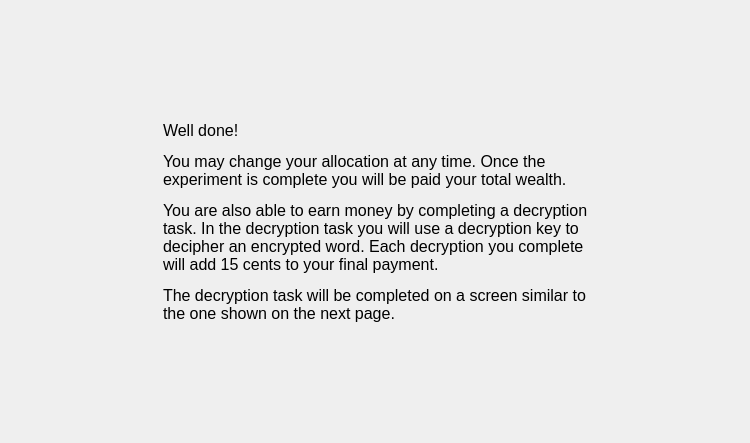
This is MarketSimulation/instructionscreen4.ui in dwattttt/marketsim as Qt 5 draws it before an edit. The edited form follows.
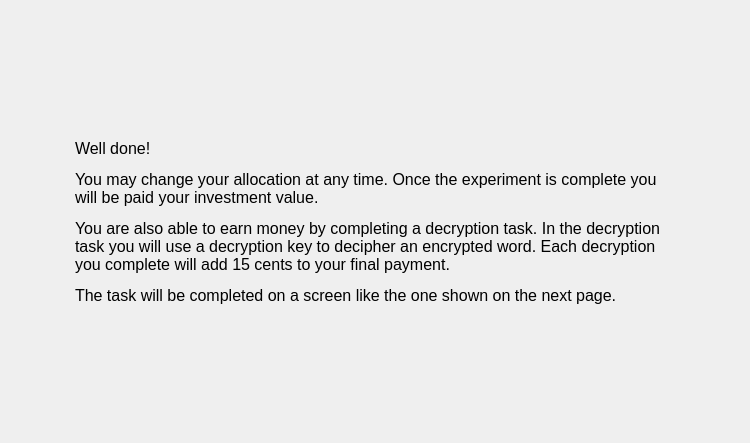
This is the edited form.

Commit message: Completed all of the easy required changes from Digsy  * Screen 2 text  * Screen 3 text, centering  * Screen 5 text, centering  * Screen 6 text, centering  * Screen 7 text  * Screen 8 text  * Screen 9 text  * Screen 10 text  * Screen 12 text  * Initial allocation - added axis, prevent next until allocation submitted, text, centering  * Block decryption test once one round completed  * Rename total wealth to investment value  * Relocate wealth and time labels along bottom  * Add encrypted/decrypted labels to decryption widget  * Added final score screen

```diff
--- a/MarketSimulation/instructionscreen4.ui
+++ b/MarketSimulation/instructionscreen4.ui
@@ -50,13 +50,19 @@
          <verstretch>0</verstretch>
         </sizepolicy>
        </property>
+       <property name="minimumSize">
+        <size>
+         <width>600</width>
+         <height>0</height>
+        </size>
+       </property>
        <property name="font">
         <font>
          <pointsize>12</pointsize>
         </font>
        </property>
        <property name="text">
-        <string>&lt;html&gt;&lt;head/&gt;&lt;body&gt;&lt;p&gt;Well done!&lt;/p&gt;&lt;p&gt;You may change your allocation at any time. Once the experiment is complete you will be paid your total wealth. &lt;/p&gt;&lt;p&gt;You are also able to earn money by completing a decryption task. In the decryption task you will use a decryption key to decipher an encrypted word. Each decryption you complete will add 15 cents to your final payment.&lt;/p&gt;&lt;p&gt;The decryption task will be completed on a screen similar to the one shown on the next page. &lt;/p&gt;&lt;/body&gt;&lt;/html&gt;</string>
+        <string>&lt;html&gt;&lt;head/&gt;&lt;body&gt;&lt;p&gt;Well done!&lt;/p&gt;&lt;p&gt;You may change your allocation at any time. Once the experiment is complete you will be paid your investment value. &lt;/p&gt;&lt;p&gt;You are also able to earn money by completing a decryption task. In the decryption task you will use a decryption key to decipher an encrypted word. Each decryption you complete will add 15 cents to your final payment.&lt;/p&gt;&lt;p&gt;The task will be completed on a screen like the one shown on the next page. &lt;/p&gt;&lt;/body&gt;&lt;/html&gt;</string>
        </property>
        <property name="wordWrap">
         <bool>true</bool>
```
The commit also changes 26 other files.
